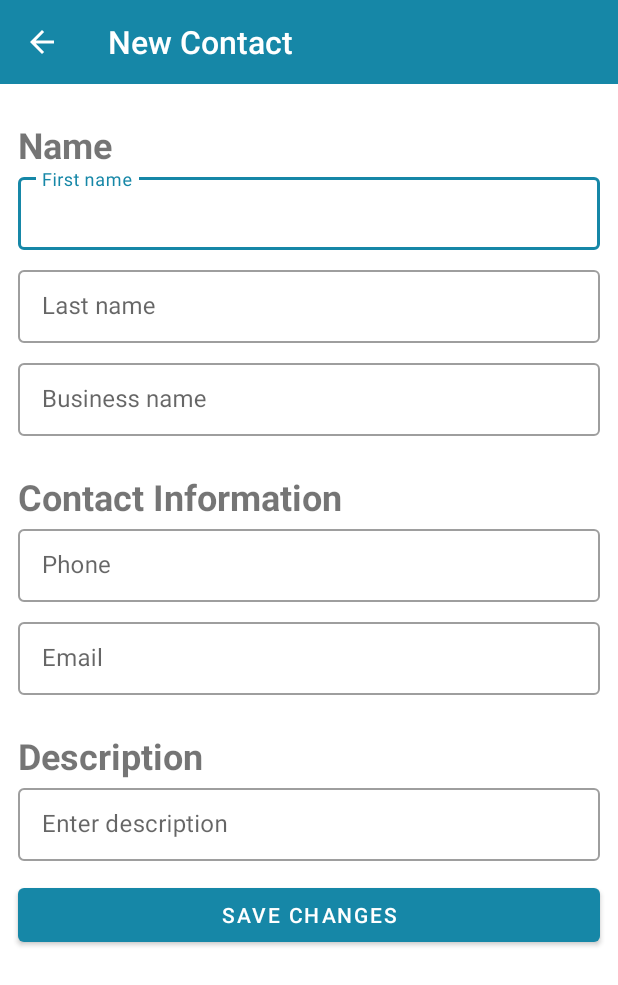
After one commit to dl-ghub/COMP30022_Capstone_RBDB, an Android app: the NewContactPage screen opened directly, with no data from a screen before it, on a phone screen of 412 x 824 dp. The commit adds this screen. Shown: the top 985 px of the screen. Run offline under Robolectric (Android 15) with nearby library versions, the phone set to English and light mode, and no system bars; Roboto replaces fonts that are not available here.

Commit message:
Fixed merging issue for new-contact-page

```diff
--- a/app/src/main/AndroidManifest.xml
+++ b/app/src/main/AndroidManifest.xml
@@ -9,6 +9,9 @@
         android:roundIcon="@mipmap/ic_launcher_round"
         android:supportsRtl="true"
         android:theme="@style/Theme.RBDB">
+        <activity
+            android:name=".ui.NewContactPage"
+            android:exported="true" />
         <activity
             android:name=".ui.ContactDetailActivity"
             android:exported="true" />
--- a/app/src/main/java/com/example/rbdb/ui/ContactFragment.kt
+++ b/app/src/main/java/com/example/rbdb/ui/ContactFragment.kt
@@ -8,6 +8,8 @@ import android.view.View
 import android.view.ViewGroup
 import android.widget.Button
 import com.example.rbdb.R
+import com.google.android.material.floatingactionbutton.FloatingActionButton
+import com.google.android.material.snackbar.Snackbar
 
 // TODO: Rename parameter arguments, choose names that match
 // the fragment initialization parameters, e.g. ARG_ITEM_NUMBER
@@ -50,6 +52,16 @@ class ContactFragment : Fragment() {
         return view
     }
 
+    override fun onViewCreated(view: View, savedInstanceState: Bundle?) {
+        super.onViewCreated(view, savedInstanceState)
+        val fab = view.findViewById<FloatingActionButton>(R.id.contact_fab)
+        fab.setOnClickListener { view ->
+            Snackbar.make(view, "Add contact button clicked", Snackbar.LENGTH_LONG)
+                .setAction("Action", null)
+                .show()
+        }
+    }
+
     companion object {
         /**
          * Use this factory method to create a new instance of
--- a/app/src/main/java/com/example/rbdb/ui/GroupFragment.kt
+++ b/app/src/main/java/com/example/rbdb/ui/GroupFragment.kt
@@ -6,6 +6,8 @@ import android.view.LayoutInflater
 import android.view.View
 import android.view.ViewGroup
 import com.example.rbdb.R
+import com.google.android.material.floatingactionbutton.FloatingActionButton
+import com.google.android.material.snackbar.Snackbar
 
 // TODO: Rename parameter arguments, choose names that match
 // the fragment initialization parameters, e.g. ARG_ITEM_NUMBER
@@ -38,6 +40,16 @@ class GroupFragment : Fragment() {
         return inflater.inflate(R.layout.fragment_group, container, false)
     }
 
+    override fun onViewCreated(view: View, savedInstanceState: Bundle?) {
+        super.onViewCreated(view, savedInstanceState)
+        val fab = view.findViewById<FloatingActionButton>(R.id.group_fab)
+        fab.setOnClickListener { view ->
+            Snackbar.make(view, "Add group button clicked", Snackbar.LENGTH_LONG)
+                .setAction("Action", null)
+                .show()
+        }
+    }
+
     companion object {
         /**
          * Use this factory method to create a new instance of
--- /dev/null
+++ b/app/src/main/java/com/example/rbdb/ui/NewContactPage.kt
@@ -0,0 +1,19 @@
+package com.example.rbdb.ui
+
+import androidx.appcompat.app.AppCompatActivity
+import android.os.Bundle
+import androidx.appcompat.widget.Toolbar
+import com.example.rbdb.R
+
+class NewContactPage : AppCompatActivity() {
+    override fun onCreate(savedInstanceState: Bundle?) {
+        super.onCreate(savedInstanceState)
+        setContentView(R.layout.activity_new_contact_page)
+
+        val toolbar = findViewById<Toolbar>(R.id.topAppBar)
+        toolbar.setNavigationOnClickListener {
+            // Handle navigation icon press (go back to home page)
+            super.onBackPressed()
+        }
+    }
+}
--- a/app/src/main/java/com/example/rbdb/ui/TagFragment.kt
+++ b/app/src/main/java/com/example/rbdb/ui/TagFragment.kt
@@ -6,6 +6,8 @@ import android.view.LayoutInflater
 import android.view.View
 import android.view.ViewGroup
 import com.example.rbdb.R
+import com.google.android.material.floatingactionbutton.FloatingActionButton
+import com.google.android.material.snackbar.Snackbar
 
 // TODO: Rename parameter arguments, choose names that match
 // the fragment initialization parameters, e.g. ARG_ITEM_NUMBER
@@ -38,6 +40,16 @@ class TagFragment : Fragment() {
         return inflater.inflate(R.layout.fragment_tag, container, false)
     }
 
+    override fun onViewCreated(view: View, savedInstanceState: Bundle?) {
+        super.onViewCreated(view, savedInstanceState)
+        val fab = view.findViewById<FloatingActionButton>(R.id.tag_fab)
+        fab.setOnClickListener { view ->
+            Snackbar.make(view, "Add tag button clicked", Snackbar.LENGTH_LONG)
+                .setAction("Action", null)
+                .show()
+        }
+    }
+
     companion object {
         /**
          * Use this factory method to create a new instance of
--- /dev/null
+++ b/app/src/main/res/drawable/ic_plus_24.xml
@@ -0,0 +1,5 @@
+<vector android:height="24dp" android:tint="#FFFFFF"
+    android:viewportHeight="24" android:viewportWidth="24"
+    android:width="24dp" xmlns:android="http://schemas.android.com/apk/res/android">
+    <path android:fillColor="@android:color/white" android:pathData="M19,13h-6v6h-2v-6H5v-2h6V5h2v6h6v2z"/>
+</vector>
--- /dev/null
+++ b/app/src/main/res/layout/activity_new_contact_page.xml
@@ -0,0 +1,200 @@
+<?xml version="1.0" encoding="utf-8"?>
+<androidx.constraintlayout.widget.ConstraintLayout
+    xmlns:android="http://schemas.android.com/apk/res/android"
+    xmlns:app="http://schemas.android.com/apk/res-auto"
+    xmlns:tools="http://schemas.android.com/tools"
+    android:layout_width="match_parent"
+    android:layout_height="match_parent"
+    tools:context=".ui.NewContactPage">
+
+    <com.google.android.material.appbar.AppBarLayout
+        android:id="@+id/appBarLayout"
+        android:layout_width="match_parent"
+        android:layout_height="wrap_content"
+        app:layout_constraintEnd_toEndOf="parent"
+        app:layout_constraintStart_toStartOf="parent"
+        app:layout_constraintTop_toTopOf="parent"
+        app:liftOnScroll="true">
+
+        <com.google.android.material.appbar.MaterialToolbar
+            android:id="@+id/topAppBar"
+            style="@style/Widget.MaterialComponents.Toolbar.Primary"
+            android:layout_width="match_parent"
+            android:layout_height="?attr/actionBarSize"
+            app:title="@string/new_contact_page_title"
+            app:navigationIcon="@drawable/ic_back"
+            app:titleTextAppearance="@style/Toolbar.TitleText" />
+
+    </com.google.android.material.appbar.AppBarLayout>
+
+    <TextView
+        app:layout_constraintEnd_toEndOf="parent"
+        app:layout_constraintStart_toStartOf="parent"
+        app:layout_constraintTop_toBottomOf="@+id/appBarLayout"
+        android:id="@+id/name_header"
+        android:layout_height="wrap_content"
+        android:layout_width="match_parent"
+        android:layout_marginStart="12dp"
+        android:layout_marginTop="24dp"
+        android:gravity="start"
+        android:textSize="24sp"
+        android:textStyle="bold"
+        android:text="@string/name_label" />
+
+    <com.google.android.material.textfield.TextInputLayout
+        app:layout_constraintEnd_toEndOf="parent"
+        app:layout_constraintStart_toStartOf="parent"
+        app:layout_constraintTop_toBottomOf="@+id/name_header"
+        android:id="@+id/firstNameField"
+        android:layout_width="match_parent"
+        android:layout_height="wrap_content"
+        android:layout_marginHorizontal="12dp"
+        android:hint="@string/first_name_hint"
+        app:endIconMode="clear_text"
+        app:endIconTint="@color/primaryBlue"
+        style="@style/Widget.MaterialComponents.TextInputLayout.OutlinedBox.Dense" >
+
+        <com.google.android.material.textfield.TextInputEditText
+            android:layout_width="match_parent"
+            android:layout_height="wrap_content" />
+
+    </com.google.android.material.textfield.TextInputLayout>
+
+    <com.google.android.material.textfield.TextInputLayout
+        app:layout_constraintEnd_toEndOf="parent"
+        app:layout_constraintStart_toStartOf="parent"
+        app:layout_constraintTop_toBottomOf="@+id/firstNameField"
+        android:id="@+id/lastNameField"
+        android:layout_width="match_parent"
+        android:layout_height="wrap_content"
+        android:layout_marginHorizontal="12dp"
+        android:hint="@string/last_name_hint"
+        android:layout_marginTop="8dp"
+        app:endIconMode="clear_text"
+        app:endIconTint="@color/primaryBlue"
+        style="@style/Widget.MaterialComponents.TextInputLayout.OutlinedBox.Dense" >
+
+        <com.google.android.material.textfield.TextInputEditText
+            android:layout_width="match_parent"
+            android:layout_height="wrap_content" />
+
+    </com.google.android.material.textfield.TextInputLayout>
+
+    <com.google.android.material.textfield.TextInputLayout
+        app:layout_constraintEnd_toEndOf="parent"
+        app:layout_constraintStart_toStartOf="parent"
+        app:layout_constraintTop_toBottomOf="@+id/lastNameField"
+        android:id="@+id/businessNameField"
+        android:layout_width="match_parent"
+        android:layout_height="wrap_content"
+        android:layout_marginHorizontal="12dp"
+        android:hint="@string/business_name_hint"
+        android:layout_marginTop="8dp"
+        app:endIconMode="clear_text"
+        app:endIconTint="@color/primaryBlue"
+        style="@style/Widget.MaterialComponents.TextInputLayout.OutlinedBox.Dense" >
+
+        <com.google.android.material.textfield.TextInputEditText
+            android:layout_width="match_parent"
+            android:layout_height="wrap_content" />
+
+    </com.google.android.material.textfield.TextInputLayout>
+
+    <TextView
+        app:layout_constraintEnd_toEndOf="parent"
+        app:layout_constraintStart_toStartOf="parent"
+        app:layout_constraintTop_toBottomOf="@+id/businessNameField"
+        android:id="@+id/contact_info_header"
+        android:layout_height="wrap_content"
+        android:layout_width="match_parent"
+        android:layout_marginStart="12dp"
+        android:layout_marginTop="24dp"
+        android:gravity="start"
+        android:textSize="24sp"
+        android:textStyle="bold"
+        android:text="@string/contact_info_label" />
+
+    <com.google.android.material.textfield.TextInputLayout
+        app:layout_constraintEnd_toEndOf="parent"
+        app:layout_constraintStart_toStartOf="parent"
+        app:layout_constraintTop_toBottomOf="@+id/contact_info_header"
+        android:id="@+id/phoneField"
+        android:layout_width="match_parent"
+        android:layout_height="wrap_content"
+        android:layout_marginHorizontal="12dp"
+        android:hint="@string/phone_hint"
+        app:endIconMode="clear_text"
+        app:endIconTint="@color/primaryBlue"
+        style="@style/Widget.MaterialComponents.TextInputLayout.OutlinedBox.Dense" >
+
+        <com.google.android.material.textfield.TextInputEditText
+            android:layout_width="match_parent"
+            android:layout_height="wrap_content" />
+
+    </com.google.android.material.textfield.TextInputLayout>
+
+    <com.google.android.material.textfield.TextInputLayout
+        app:layout_constraintEnd_toEndOf="parent"
+        app:layout_constraintStart_toStartOf="parent"
+        app:layout_constraintTop_toBottomOf="@+id/phoneField"
+        android:id="@+id/emailField"
+        android:layout_width="match_parent"
+        android:layout_height="wrap_content"
+        android:layout_marginHorizontal="12dp"
+        android:hint="@string/email_hint"
+        android:layout_marginTop="8dp"
+        app:endIconMode="clear_text"
+        app:endIconTint="@color/primaryBlue"
+        style="@style/Widget.MaterialComponents.TextInputLayout.OutlinedBox.Dense" >
+
+        <com.google.android.material.textfield.TextInputEditText
+            android:layout_width="match_parent"
+            android:layout_height="wrap_content" />
+
+    </com.google.android.material.textfield.TextInputLayout>
+
+    <TextView
+        app:layout_constraintEnd_toEndOf="parent"
+        app:layout_constraintStart_toStartOf="parent"
+        app:layout_constraintTop_toBottomOf="@+id/emailField"
+        android:id="@+id/description_header"
+        android:layout_height="wrap_content"
+        android:layout_width="match_parent"
+        android:layout_marginStart="12dp"
+        android:layout_marginTop="24dp"
+        android:gravity="start"
+        android:textSize="24sp"
+        android:textStyle="bold"
+        android:text="@string/description_label" />
+
+    <com.google.android.material.textfield.TextInputLayout
+        app:layout_constraintEnd_toEndOf="parent"
+        app:layout_constraintStart_toStartOf="parent"
+        app:layout_constraintTop_toBottomOf="@+id/description_header"
+        android:id="@+id/descriptionField"
+        android:layout_width="match_parent"
+        android:layout_height="wrap_content"
+        android:layout_marginHorizontal="12dp"
+        android:hint="@string/description_hint"
+        app:endIconMode="clear_text"
+        app:endIconTint="@color/primaryBlue"
+        style="@style/Widget.MaterialComponents.TextInputLayout.OutlinedBox.Dense" >
+
+        <com.google.android.material.textfield.TextInputEditText
+            android:layout_width="match_parent"
+            android:layout_height="wrap_content" />
+
+    </com.google.android.material.textfield.TextInputLayout>
+
+    <Button
+        app:layout_constraintEnd_toEndOf="parent"
+        app:layout_constraintStart_toStartOf="parent"
+        app:layout_constraintTop_toBottomOf="@+id/descriptionField"
+        android:id="@+id/saveButton"
+        android:layout_width="match_parent"
+        android:layout_height="wrap_content"
+        android:layout_marginHorizontal="12dp"
+        android:layout_marginTop="12dp"
+        android:text="@string/save" />
+
+</androidx.constraintlayout.widget.ConstraintLayout>
--- a/app/src/main/res/layout/fragment_contact.xml
+++ b/app/src/main/res/layout/fragment_contact.xml
@@ -31,6 +31,17 @@
 
     </androidx.constraintlayout.widget.ConstraintLayout>
 
+    <com.google.android.material.floatingactionbutton.FloatingActionButton
+        android:id="@+id/contact_fab"
+        android:layout_width="wrap_content"
+        android:layout_height="wrap_content"
+        android:layout_gravity="bottom|end"
+        android:layout_margin="16dp"
+        app:backgroundTint="@color/primaryBlue"
+        app:tint="@color/white"
+        android:contentDescription="@string/contact_fab_desc"
+        android:src="@drawable/ic_plus_24" />
+
     <!--<androidx.fragment.app.FragmentContainerView
         android:id="@+id/nav_host_fragment"
         android:name="androidx.navigation.fragment.NavHostFragment"
--- a/app/src/main/res/layout/fragment_group.xml
+++ b/app/src/main/res/layout/fragment_group.xml
@@ -1,5 +1,6 @@
 <?xml version="1.0" encoding="utf-8"?>
 <FrameLayout xmlns:android="http://schemas.android.com/apk/res/android"
+    xmlns:app="http://schemas.android.com/apk/res-auto"
     xmlns:tools="http://schemas.android.com/tools"
     android:layout_width="match_parent"
     android:layout_height="match_parent"
@@ -11,4 +12,15 @@
         android:layout_height="match_parent"
         android:text="Group" />
 
+    <com.google.android.material.floatingactionbutton.FloatingActionButton
+        android:id="@+id/group_fab"
+        android:layout_width="wrap_content"
+        android:layout_height="wrap_content"
+        android:layout_gravity="bottom|end"
+        android:layout_margin="16dp"
+        app:backgroundTint="@color/primaryBlue"
+        app:tint="@color/white"
+        android:contentDescription="@string/group_fab_desc"
+        android:src="@drawable/ic_plus_24" />
+
 </FrameLayout>
--- a/app/src/main/res/layout/fragment_tag.xml
+++ b/app/src/main/res/layout/fragment_tag.xml
@@ -1,5 +1,6 @@
 <?xml version="1.0" encoding="utf-8"?>
 <FrameLayout xmlns:android="http://schemas.android.com/apk/res/android"
+    xmlns:app="http://schemas.android.com/apk/res-auto"
     xmlns:tools="http://schemas.android.com/tools"
     android:layout_width="match_parent"
     android:layout_height="match_parent"
@@ -11,4 +12,15 @@
         android:layout_height="match_parent"
         android:text="Tags" />
 
+    <com.google.android.material.floatingactionbutton.FloatingActionButton
+        android:id="@+id/tag_fab"
+        android:layout_width="wrap_content"
+        android:layout_height="wrap_content"
+        android:layout_gravity="bottom|end"
+        android:layout_margin="16dp"
+        app:backgroundTint="@color/primaryBlue"
+        app:tint="@color/white"
+        android:contentDescription="@string/tag_fab_desc"
+        android:src="@drawable/ic_plus_24" />
+
 </FrameLayout>
--- a/app/src/main/res/values/strings.xml
+++ b/app/src/main/res/values/strings.xml
@@ -1,6 +1,10 @@
 <resources>
     <string name="app_name">RBDB</string>
     <string name="page_title">Contact</string>
+    <string name="contact_fab_desc">Add new contact</string>
+    <string name="group_fab_desc">Add new group</string>
+    <string name="tag_fab_desc">Add new tag</string>
+    <string name="new_contact_page_title">New Contact</string>
     <string name="search">search</string>
     <string name="content_description_search">Content description search</string>
     <string name="more">more</string>
@@ -8,6 +12,16 @@
     <string name="All">ALL</string>
     <string name="Groups">GROUPS</string>
     <string name="Tabs">TABS</string>
+    <string name="name_label">Name</string>
+    <string name="contact_info_label">Contact Information</string>
+    <string name="description_label">Description</string>
+    <string name="first_name_hint">First name</string>
+    <string name="last_name_hint">Last name</string>
+    <string name="business_name_hint">Business name</string>
+    <string name="phone_hint">Phone</string>
+    <string name="email_hint">Email</string>
+    <string name="description_hint">Enter description</string>
+    <string name="save">Save changes</string>
     <!-- TODO: Remove or change this placeholder text -->
     <string name="hello_blank_fragment">Hello blank fragment</string>
     <string name="menu">menu</string>
--- a/app/src/main/res/values/themes.xml
+++ b/app/src/main/res/values/themes.xml
@@ -1,6 +1,6 @@
 <resources xmlns:tools="http://schemas.android.com/tools">
     <!-- Base application theme. -->
-    <style name="Theme.RBDB" parent="Theme.AppCompat.Light.NoActionBar">
+    <style name="Theme.RBDB" parent="Theme.MaterialComponents.Light.NoActionBar">
         <!-- Primary brand color. -->
         <item name="colorPrimary">@color/primaryBlue</item>
         <item name="colorPrimaryVariant">@color/primaryBlueVariant</item>
```
